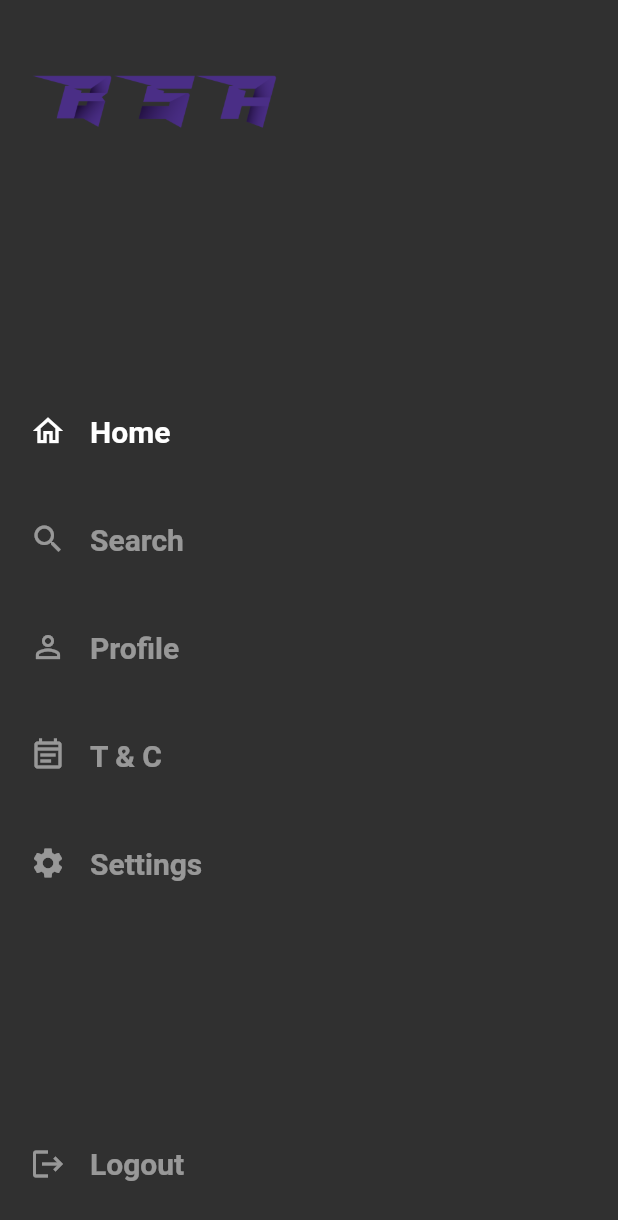
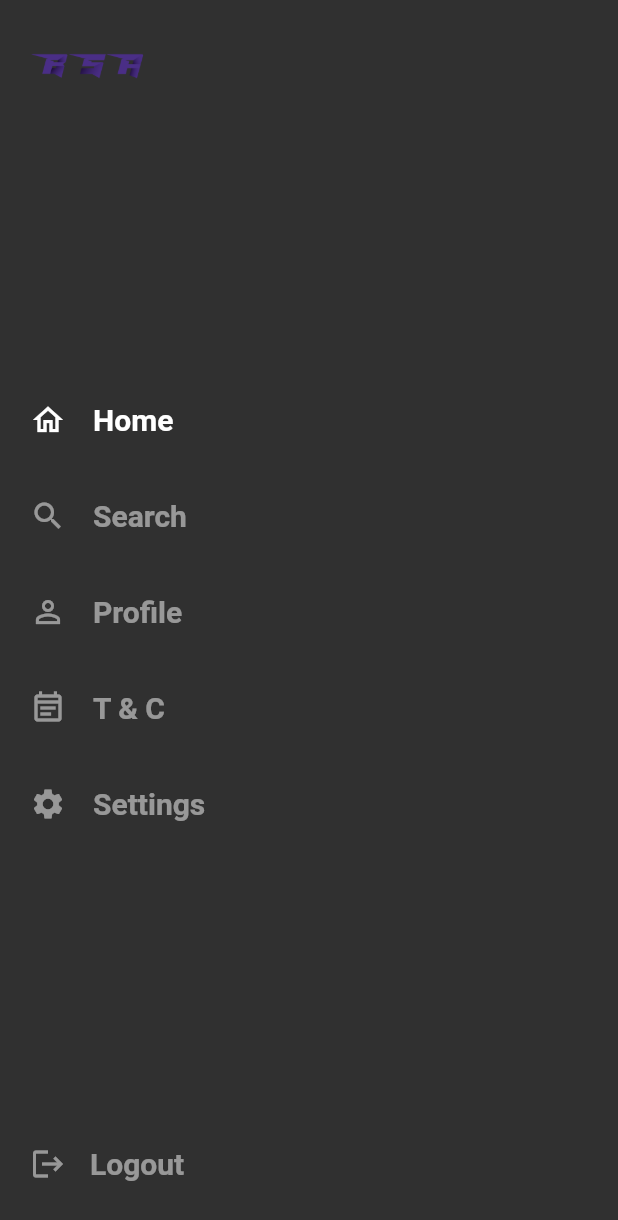
Before and after one commit to Stella-code/bsa, a Flutter app: the MenuScreen widget shown alone on an empty page, opened directly, on a phone screen of 412 x 824 dp. Shown: the top 1220 px of the screen. Run offline on Flutter 3.47's test engine with Material 2 defaults, Android fonts, the light colour scheme and no system bars; our stand-ins replace animated_splash_screen, dio, firebase_auth, firebase_core, fluttertoast, geolocator and 1 more; missing offline and left inert: flutter_polyline_points; accounts and stored records are empty.

Commit message:
undoing my fuck up

```diff
--- a/lib/menu_screen.dart
+++ b/lib/menu_screen.dart
@@ -50,7 +50,7 @@ class _MenuScreenState extends State<MenuScreen> {
           });
         },
         child: Padding(
-          padding: EdgeInsets.symmetric(vertical: 24.0),
+          padding: EdgeInsets.symmetric(vertical: 20.0),
           child: Row(
             children: <Widget>[
               Icon(
@@ -60,7 +60,7 @@ class _MenuScreenState extends State<MenuScreen> {
                     : Colors.white.withOpacity(0.5),
               ),
               SizedBox(
-                width: 16.0,
+                width: 18.0,
               ),
               Text(
                 menuItems[index],
@@ -95,7 +95,7 @@ class _MenuScreenState extends State<MenuScreen> {
                   children: <Widget>[
                     Image(
                       image: AssetImage('assets/images/bsa_logo.png'),
-                      height: 87.0,
+                      height: 40.0,
                     ),
                   ],
                 ),
```
Also changed, not shown: lib/search.dart (+5 -2 lines).
